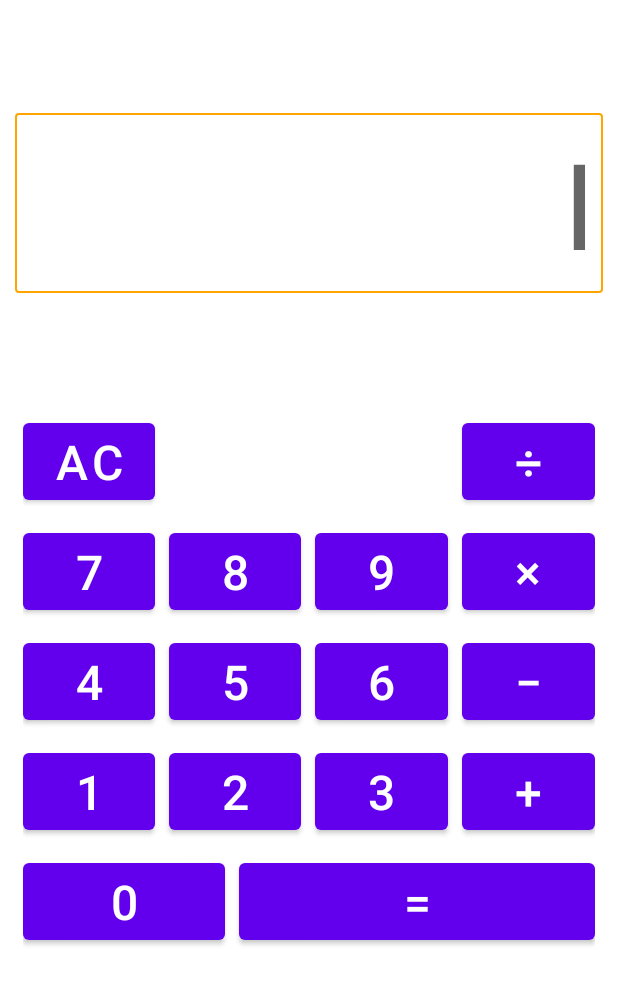
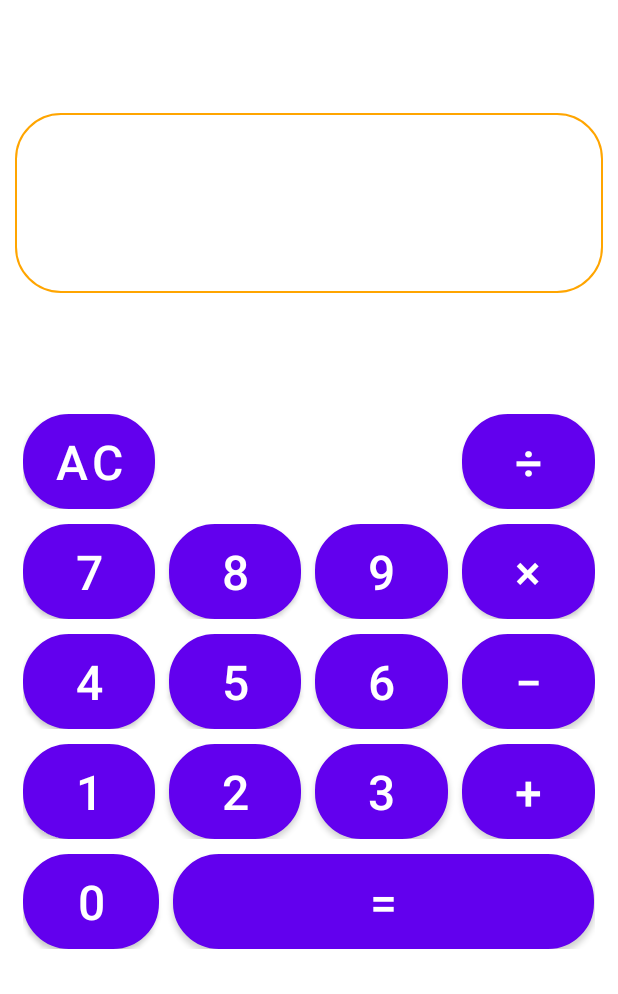
Before and after one commit to Famiesta/Calculator1_android, an Android app: the screen it shows after launch (MainActivity), on a phone screen of 412 x 824 dp, the part 242-1236 px from its top. Run offline under Robolectric (Android 15) with nearby library versions, the phone set to English and light mode, and no system bars.

Commit message:
thêm viền, chỉnh sửa C và AC

```diff
--- a/app/src/main/res/drawable/vien.xml
+++ b/app/src/main/res/drawable/vien.xml
@@ -24,7 +24,7 @@
 
     <!-- và đây là bán kính đường tròn ở 4 góc -->
     <corners
-        android:radius="2dp" >
+        android:radius="30dp" >
     </corners>
 
 </shape>
--- a/app/src/main/res/layout/activity_main.xml
+++ b/app/src/main/res/layout/activity_main.xml
@@ -26,6 +26,7 @@
             android:layout_height="120dp"
             android:gravity="center|right"
             android:hint="I"
+            android:autoSizeTextType="uniform"
             android:textColor="#000"
             android:background="@drawable/vien"
             android:textSize="80sp"/>
@@ -38,14 +39,17 @@
             android:paddingTop="75dp"
             android:weightSum="4"
             android:textAlignment="center">
+
             <Button
                 android:id="@+id/AC"
                 android:layout_width="match_parent"
                 android:layout_height="wrap_content"
-                android:textSize="32sp"
                 android:layout_marginRight="9dp"
                 android:layout_weight="1"
-                android:text="AC"/>
+                android:background="@drawable/vien"
+                android:backgroundTint="#FF9800"
+                android:text="AC"
+                android:textSize="32sp" />
             <TextView
                 android:layout_marginRight="9dp"
                 android:layout_weight="1"/>
@@ -58,6 +62,7 @@
                 android:layout_height="wrap_content"
                 android:textSize="32sp"
                 android:layout_weight="1"
+                android:background="@drawable/vien"
                 android:text="÷"/>
         </TableRow>
         <TableRow
@@ -70,6 +75,7 @@
                 android:textSize="32sp"
                 android:layout_marginRight="9dp"
                 android:layout_weight="1"
+                android:background="@drawable/vien"
                 android:text="7"/>
             <Button
                 android:id="@+id/num8"
@@ -78,6 +84,7 @@
                 android:textSize="32sp"
                 android:layout_marginRight="9dp"
                 android:layout_weight="1"
+                android:background="@drawable/vien"
                 android:text="8"/>
             <Button
                 android:id="@+id/num9"
@@ -86,6 +93,8 @@
                 android:textSize="32sp"
                 android:layout_marginRight="9dp"
                 android:layout_weight="1"
+                android:backgroundTint="@color/white"
+                android:background="@drawable/vien"
                 android:text="9"/>
             <Button
                 android:id="@+id/nhan"
@@ -93,6 +102,7 @@
                 android:layout_height="wrap_content"
                 android:textSize="32sp"
                 android:layout_weight="1"
+                android:background="@drawable/vien"
                 android:text="×"/>
         </TableRow>
         <TableRow
@@ -105,6 +115,7 @@
                 android:textSize="32sp"
                 android:layout_marginRight="9dp"
                 android:layout_weight="1"
+                android:background="@drawable/vien"
                 android:text="4"/>
             <Button
                 android:id="@+id/num5"
@@ -113,6 +124,7 @@
                 android:textSize="32sp"
                 android:layout_marginRight="9dp"
                 android:layout_weight="1"
+                android:background="@drawable/vien"
                 android:text="5"/>
             <Button
                 android:id="@+id/num6"
@@ -121,6 +133,7 @@
                 android:textSize="32sp"
                 android:layout_marginRight="9dp"
                 android:layout_weight="1"
+                android:background="@drawable/vien"
                 android:text="6"/>
             <Button
                 android:id="@+id/tru"
@@ -128,6 +141,7 @@
                 android:layout_height="wrap_content"
                 android:textSize="32sp"
                 android:layout_weight="1"
+                android:background="@drawable/vien"
                 android:text="−"/>
         </TableRow>
         <TableRow
@@ -140,6 +154,7 @@
                 android:textSize="32sp"
                 android:layout_marginRight="9dp"
                 android:layout_weight="0.25"
+                android:background="@drawable/vien"
                 android:text="1"/>
             <Button
                 android:id="@+id/num2"
@@ -148,6 +163,7 @@
                 android:textSize="32sp"
                 android:layout_marginRight="9dp"
                 android:layout_weight="0.25"
+                android:background="@drawable/vien"
                 android:text="2"/>
             <Button
                 android:id="@+id/num3"
@@ -156,6 +172,7 @@
                 android:textSize="32sp"
                 android:layout_marginRight="9dp"
                 android:layout_weight="0.25"
+                android:background="@drawable/vien"
                 android:text="3"/>
             <Button
                 android:id="@+id/cong"
@@ -163,6 +180,7 @@
                 android:layout_height="wrap_content"
                 android:textSize="32sp"
                 android:layout_weight="0.25"
+                android:background="@drawable/vien"
                 android:text="+"/>
         </TableRow>
         <TableRow
@@ -170,18 +188,20 @@
             android:weightSum="1">
             <Button
                 android:id="@+id/num0"
-                android:layout_width="wrap_content"
+                android:layout_width="0dp"
                 android:layout_height="wrap_content"
                 android:textSize="32sp"
                 android:layout_marginRight="9dp"
-                android:layout_weight="0.25"
+                android:layout_weight="0.245"
+                android:background="@drawable/vien"
                 android:text="0"/>
             <Button
                 android:id="@+id/bang"
-                android:layout_width="wrap_content"
+                android:layout_width="0dp"
                 android:layout_height="wrap_content"
                 android:textSize="32sp"
-                android:layout_weight="0.75"
+                android:layout_weight="0.755"
+                android:background="@drawable/vien"
                 android:text="="/>
         </TableRow>
     </TableLayout>
--- a/build.gradle
+++ b/build.gradle
@@ -1,6 +1,6 @@
 // Top-level build file where you can add configuration options common to all sub-projects/modules.
 plugins {
-    id 'com.android.application' version '7.4.1' apply false
-    id 'com.android.library' version '7.4.1' apply false
+    id 'com.android.application' version '7.4.2' apply false
+    id 'com.android.library' version '7.4.2' apply false
     id 'org.jetbrains.kotlin.android' version '1.8.0' apply false
 }
```
Also changed, not shown: app/src/main/java/com/example/myapplication/MainActivity.kt (+66 -33 lines), app/src/main/res/drawable/normalvien.xml (added, +9 -0 lines).
